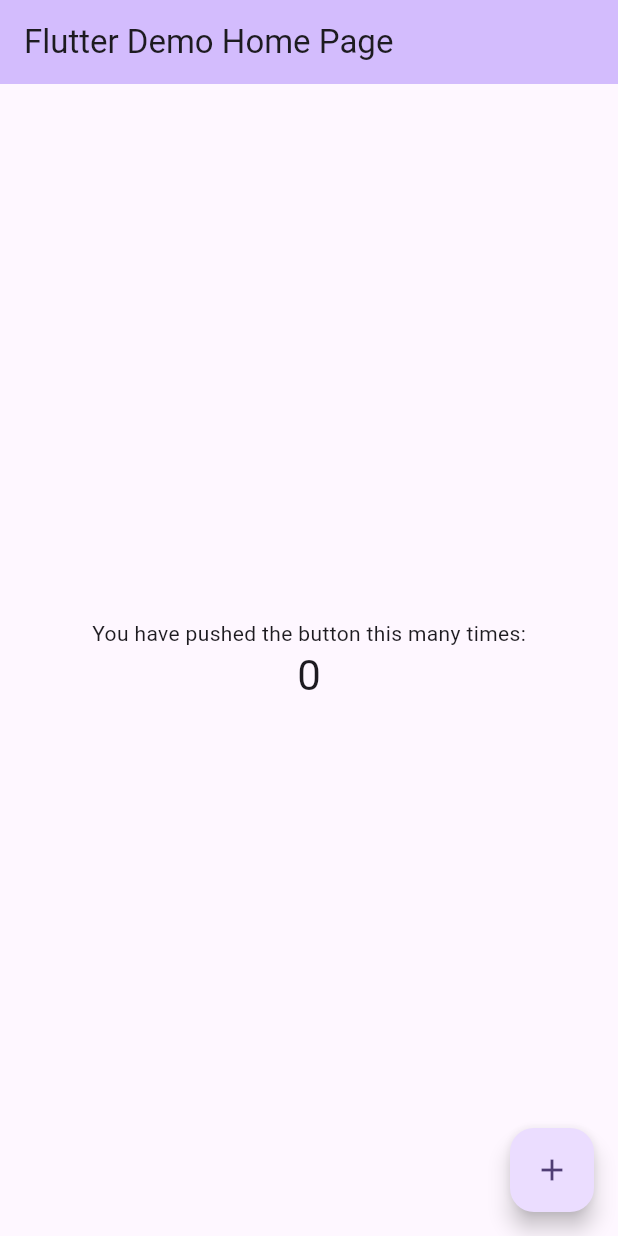
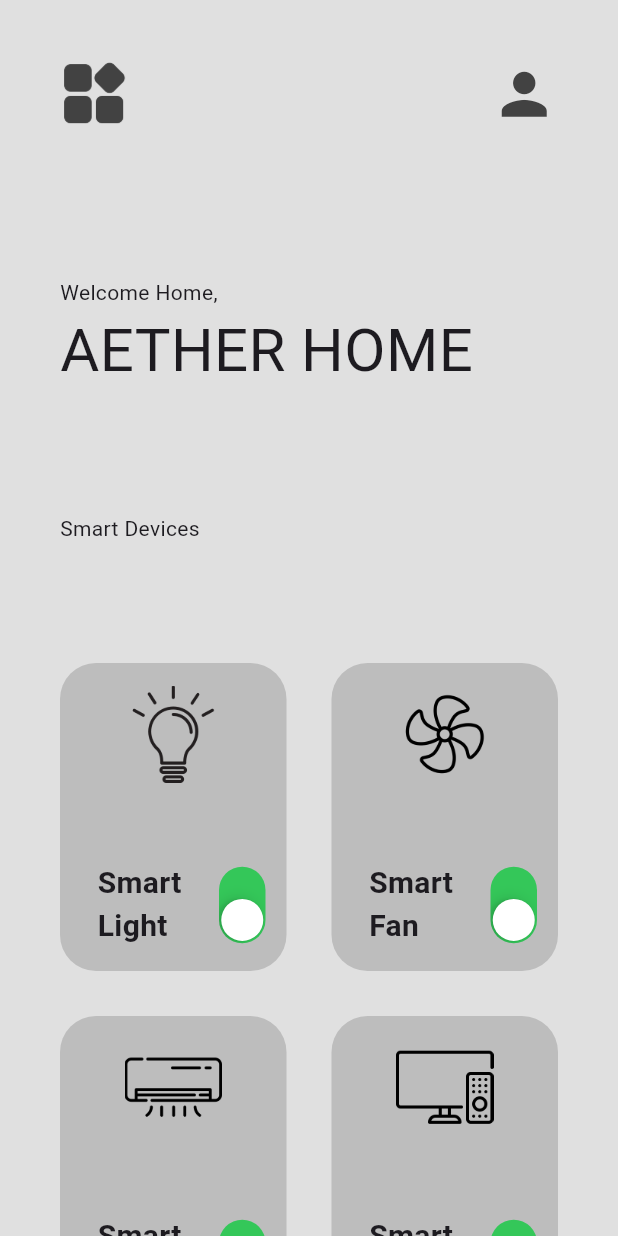
Before and after one commit to G5277/Smart-Home-UI-App, a Flutter app: the screen it shows after launch, on a phone screen of 412 x 824 dp. Run offline on Flutter 3.47's test engine with Material 3 defaults, Android fonts, the phone set to English and light mode, and no system bars.

Commit message:
grid with switches added

```diff
--- a/smart_home_app/lib/main.dart
+++ b/smart_home_app/lib/main.dart
@@ -1,4 +1,5 @@
 import 'package:flutter/material.dart';
+import 'screens/home.dart';
 
 void main() {
   runApp(const MyApp());
@@ -7,116 +8,10 @@ void main() {
 class MyApp extends StatelessWidget {
   const MyApp({super.key});
 
-  // This widget is the root of your application.
   @override
   Widget build(BuildContext context) {
-    return MaterialApp(
-      title: 'Flutter Demo',
-      theme: ThemeData(
-        // This is the theme of your application.
-        //
-        // TRY THIS: Try running your application with "flutter run". You'll see
-        // the application has a purple toolbar. Then, without quitting the app,
-        // try changing the seedColor in the colorScheme below to Colors.green
-        // and then invoke "hot reload" (save your changes or press the "hot
-        // reload" button in a Flutter-supported IDE, or press "r" if you used
-        // the command line to start the app).
-        //
-        // Notice that the counter didn't reset back to zero; the application
-        // state is not lost during the reload. To reset the state, use hot
-        // restart instead.
-        //
-        // This works for code too, not just values: Most code changes can be
-        // tested with just a hot reload.
-        colorScheme: ColorScheme.fromSeed(seedColor: Colors.deepPurple),
-      ),
-      home: const MyHomePage(title: 'Flutter Demo Home Page'),
+    return MaterialApp(debugShowCheckedModeBanner: true,
+    home: HomePage()
     );
   }
 }
-
-class MyHomePage extends StatefulWidget {
-  const MyHomePage({super.key, required this.title});
-
-  // This widget is the home page of your application. It is stateful, meaning
-  // that it has a State object (defined below) that contains fields that affect
-  // how it looks.
-
-  // This class is the configuration for the state. It holds the values (in this
-  // case the title) provided by the parent (in this case the App widget) and
-  // used by the build method of the State. Fields in a Widget subclass are
-  // always marked "final".
-
-  final String title;
-
-  @override
-  State<MyHomePage> createState() => _MyHomePageState();
-}
-
-class _MyHomePageState extends State<MyHomePage> {
-  int _counter = 0;
-
-  void _incrementCounter() {
-    setState(() {
-      // This call to setState tells the Flutter framework that something has
-      // changed in this State, which causes it to rerun the build method below
-      // so that the display can reflect the updated values. If we changed
-      // _counter without calling setState(), then the build method would not be
-      // called again, and so nothing would appear to happen.
-      _counter++;
-    });
-  }
-
-  @override
-  Widget build(BuildContext context) {
-    // This method is rerun every time setState is called, for instance as done
-    // by the _incrementCounter method above.
-    //
-    // The Flutter framework has been optimized to make rerunning build methods
-    // fast, so that you can just rebuild anything that needs updating rather
-    // than having to individually change instances of widgets.
-    return Scaffold(
-      appBar: AppBar(
-        // TRY THIS: Try changing the color here to a specific color (to
-        // Colors.amber, perhaps?) and trigger a hot reload to see the AppBar
-        // change color while the other colors stay the same.
-        backgroundColor: Theme.of(context).colorScheme.inversePrimary,
-        // Here we take the value from the MyHomePage object that was created by
-        // the App.build method, and use it to set our appbar title.
-        title: Text(widget.title),
-      ),
-      body: Center(
-        // Center is a layout widget. It takes a single child and positions it
-        // in the middle of the parent.
-        child: Column(
-          // Column is also a layout widget. It takes a list of children and
-          // arranges them vertically. By default, it sizes itself to fit its
-          // children horizontally, and tries to be as tall as its parent.
-          //
-          // Column has various properties to control how it sizes itself and
-          // how it positions its children. Here we use mainAxisAlignment to
-          // center the children vertically; the main axis here is the vertical
-          // axis because Columns are vertical (the cross axis would be
-          // horizontal).
-          //
-          // TRY THIS: Invoke "debug painting" (choose the "Toggle Debug Paint"
-          // action in the IDE, or press "p" in the console), to see the
-          // wireframe for each widget.
-          mainAxisAlignment: MainAxisAlignment.center,
-          children: <Widget>[
-            const Text('You have pushed the button this many times:'),
-            Text(
-              '$_counter',
-              style: Theme.of(context).textTheme.headlineMedium,
-            ),
-          ],
-        ),
-      ),
-      floatingActionButton: FloatingActionButton(
-        onPressed: _incrementCounter,
-        tooltip: 'Increment',
-        child: const Icon(Icons.add),
-      ), // This trailing comma makes auto-formatting nicer for build methods.
-    );
-  }
-}
--- /dev/null
+++ b/smart_home_app/lib/screens/home.dart
@@ -0,0 +1,108 @@
+import 'package:flutter/material.dart';
+import 'package:smart_home_app/widgets/smart_device_box.dart';
+
+class HomePage extends StatefulWidget {
+  const HomePage({super.key});
+
+  @override
+  State<HomePage> createState() => _HomePageState();
+}
+
+class _HomePageState extends State<HomePage> {
+  // padding constants
+  final double horizontalPadding = 40;
+  final double verticalPadding = 40;
+
+  // list of Smart Devices
+  List mySmartDevices = [
+    // deviceName, iconPath, powerStatus
+    ["Smart Light", "lib/icons/light.png", true],
+    ["Smart Fan", "lib/icons/fan.png", true],
+    ["Smart AC", "lib/icons/ac.png", true],
+    ["Smart TV", "lib/icons/tv.png", true],
+  ];
+
+  void powerSwitchChanged(bool value, int index) {
+    setState(() {
+      mySmartDevices[index][2] = value;
+    });
+  }
+
+  @override
+  Widget build(BuildContext context) {
+    return Scaffold(
+      backgroundColor: Colors.grey[300],
+      body: SafeArea(
+        child: Column(
+          crossAxisAlignment: CrossAxisAlignment.start,
+          children: [
+            Padding(
+              padding: EdgeInsets.symmetric(
+                horizontal: horizontalPadding,
+                vertical: verticalPadding,
+              ),
+              child: Row(
+                mainAxisAlignment: MainAxisAlignment.spaceBetween,
+                children: [
+                  // menu icon
+                  Image.asset(
+                    'lib/icons/menu.png',
+                    height: 45,
+                    color: Colors.grey[800],
+                  ),
+
+                  // accounts icon
+                  Icon(Icons.person, size: 45, color: Colors.grey[800]),
+                ],
+              ),
+            ),
+
+            const SizedBox(height: 20),
+
+            Padding(
+              padding: EdgeInsets.symmetric(
+                horizontal: verticalPadding,
+                vertical: verticalPadding,
+              ),
+              child: Column(
+                crossAxisAlignment: CrossAxisAlignment.start,
+                children: const [
+                  Text("Welcome Home,"),
+                  Text("AETHER HOME", style: TextStyle(fontSize: 40)),
+                ],
+              ),
+            ),
+
+            // smart devices + grid
+            Padding(
+              padding: EdgeInsets.symmetric(
+                horizontal: verticalPadding,
+                vertical: verticalPadding,
+              ),
+              child: Text("Smart Devices"),
+            ),
+
+            Expanded(
+              child: GridView.builder(
+                itemCount: mySmartDevices.length,
+                padding: const EdgeInsets.all(25),
+                gridDelegate: const SliverGridDelegateWithFixedCrossAxisCount(
+                  crossAxisCount: 2,
+                  childAspectRatio: 1 / 1.3,
+                ),
+                itemBuilder: (context, index) {
+                  return SmartDeviceBox(
+                    smartDeviceName: mySmartDevices[index][0],
+                    iconPath: mySmartDevices[index][1],
+                    powerOn: mySmartDevices[index][2],
+                    onChanged: (value) => powerSwitchChanged(value, index),
+                  );
+                },
+              ),
+            ),
+          ],
+        ),
+      ),
+    );
+  }
+}
--- /dev/null
+++ b/smart_home_app/lib/widgets/smart_device_box.dart
@@ -0,0 +1,65 @@
+import 'dart:math';
+
+import 'package:flutter/cupertino.dart';
+import 'package:flutter/material.dart';
+
+class SmartDeviceBox extends StatelessWidget {
+  final String smartDeviceName;
+  final String iconPath;
+  final bool powerOn;
+  void Function(bool)? onChanged;
+
+  SmartDeviceBox({
+    super.key,
+    required this.smartDeviceName,
+    required this.iconPath,
+    required this.powerOn,
+    required this.onChanged,
+  });
+
+  @override
+  Widget build(BuildContext context) {
+    return Padding(
+      padding: const EdgeInsets.all(15.0),
+      child: Container(
+        decoration: BoxDecoration(
+          color: Colors.grey[400],
+          borderRadius: BorderRadius.circular(24),
+        ),
+        padding: EdgeInsets.symmetric(vertical: 15),
+        child: Column(
+          mainAxisAlignment: MainAxisAlignment.spaceBetween,
+          children: [
+            // icon
+            Image.asset(iconPath, height: 65),
+
+            // name + toggle
+            Row(
+              children: [
+                Expanded(
+                  child: Padding(
+                    padding: const EdgeInsets.only(left: 25.0),
+                    child: Text(
+                      smartDeviceName,
+                      style: const TextStyle(
+                        fontWeight: FontWeight.bold,
+                        fontSize: 20,
+                      ),
+                    ),
+                  ),
+                ),
+                Transform.rotate(
+                  angle: pi / 2,
+                  child: CupertinoSwitch(
+                    value: powerOn,
+                    onChanged: onChanged,
+                    ),
+                ),
+              ],
+            ),
+          ],
+        ),
+      ),
+    );
+  }
+}
--- a/smart_home_app/pubspec.yaml
+++ b/smart_home_app/pubspec.yaml
@@ -56,6 +56,8 @@ flutter:
   # included with your application, so that you can use the icons in
   # the material Icons class.
   uses-material-design: true
+  assets:
+  - lib/icons/
 
   # To add assets to your application, add an assets section, like this:
   # assets:
```
Also changed, not shown: smart_home_app/lib/icons/ac.png (added), smart_home_app/lib/icons/fan.png (added), smart_home_app/lib/icons/light.png (added), smart_home_app/lib/icons/menu.png (added), smart_home_app/lib/icons/tv.png (added).
